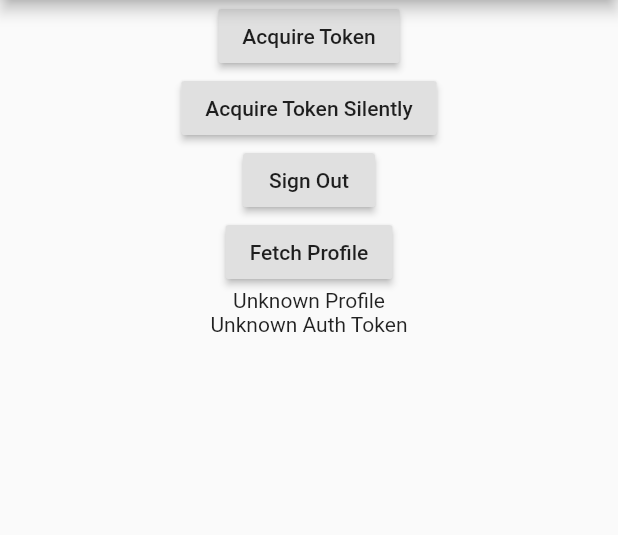
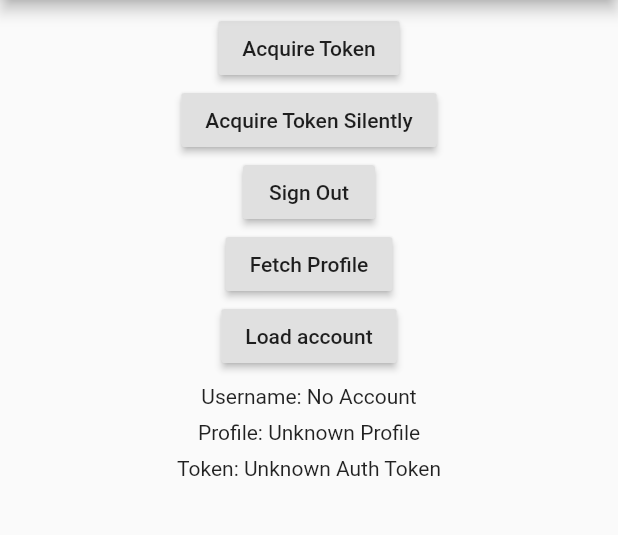
Before and after one commit to BritehouseMobile/flutter-microsoft-authentication, a Flutter app: the screen it shows after launch, on a phone screen of 412 x 824 dp, the part 84-619 px from its top. Run offline on Flutter 3.47's test engine with Material 2 defaults, Android fonts, the phone set to English and light mode, and no system bars.

Commit message:
feat/Add-load-account-method

```diff
--- a/example/lib/main.dart
+++ b/example/lib/main.dart
@@ -17,6 +17,7 @@ class _MyAppState extends State<MyApp> {
   String _graphURI = "https://graph.microsoft.com/v1.0/me/";
 
   String _authToken = 'Unknown Auth Token';
+  String _username = 'No Account';
   String _msProfile = 'Unknown Profile';
 
   FlutterMicrosoftAuthentication fma;
@@ -69,6 +70,13 @@ class _MyAppState extends State<MyApp> {
     });
   }
 
+  Future<String> _loadAccount() async {
+    String username = await this.fma.loadAccount;
+    setState(() {
+      _username = username;
+    });
+  }
+
   _fetchMicrosoftProfile() async {
     var response = await http.get(this._graphURI, headers: {
       "Authorization": "Bearer " + this._authToken
@@ -86,8 +94,12 @@ class _MyAppState extends State<MyApp> {
         appBar: AppBar(
           title: const Text('Microsoft Authentication'),
         ),
-        body: Center(
+        body: SingleChildScrollView(
+          child: Container(
+            width: double.infinity,
+            padding: EdgeInsets.all(8),
             child: Column(
+              mainAxisAlignment: MainAxisAlignment.start,
               children: <Widget>[
                 RaisedButton( onPressed: _acquireTokenInteractively,
                   child: Text('Acquire Token'),),
@@ -97,11 +109,18 @@ class _MyAppState extends State<MyApp> {
                     child: Text('Sign Out')),
                 RaisedButton( onPressed: _fetchMicrosoftProfile,
                     child: Text('Fetch Profile')),
-              Text( _msProfile ),
-              Text( _authToken ),
+                RaisedButton( onPressed: _loadAccount,
+                    child: Text('Load account')),
+                SizedBox(height: 8,),
+                Text( "Username: $_username"),
+                SizedBox(height: 8,),
+                Text( "Profile: $_msProfile"),
+                SizedBox(height: 8,),
+                Text( "Token: $_authToken"),
               ],
             ),
           ),
+        )
       ),
     );
   }
--- a/lib/flutter_microsoft_authentication.dart
+++ b/lib/flutter_microsoft_authentication.dart
@@ -31,7 +31,6 @@ class FlutterMicrosoftAuthentication {
 
   Future<String> get acquireTokenInteractively async {
     final String token = await _channel.invokeMethod('acquireTokenInteractively', _createMethodcallArguments());
-    print('GOT TOKEN: $token');
     return token;
   }
 
@@ -40,6 +39,11 @@ class FlutterMicrosoftAuthentication {
     return token;
   }
 
+  Future<String> get loadAccount async {
+    final result = await _channel.invokeMethod('loadAccount', _createMethodcallArguments());
+    return result;
+  }
+
   Future<String> get signOut async {
     final String token = await _channel.invokeMethod('signOut', _createMethodcallArguments());
     return token;
```
Also changed, not shown: 1 other file. Lines whose indentation alone changed are shown as unchanged.
